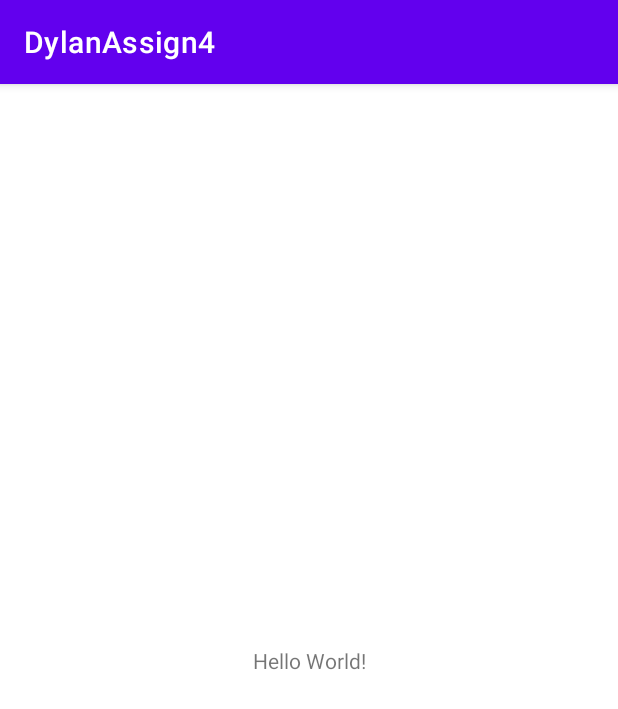
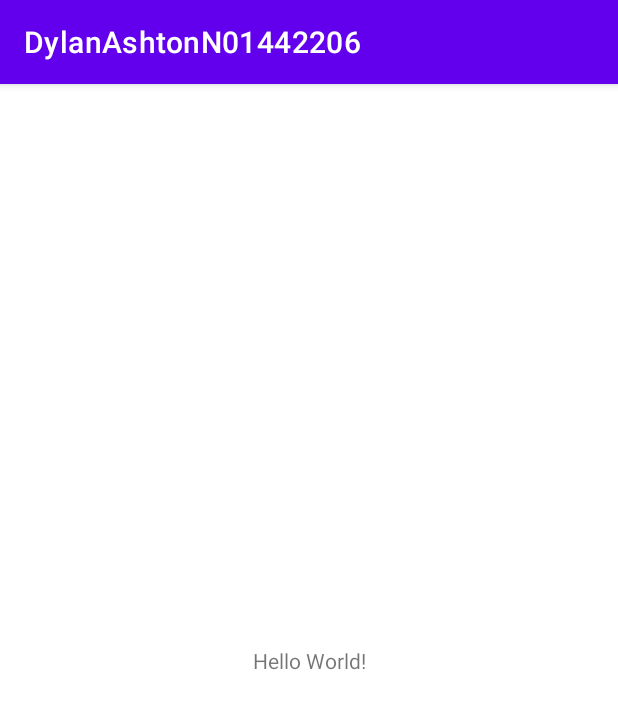
Before and after one commit to DylanAshton2206/DylanAshtonAssign4, an Android app: the screen it shows after launch (DylanActivity), on a phone screen of 412 x 824 dp. Shown: the top 709 px of the screen. Run offline under Robolectric (Android 15) with nearby library versions, the phone set to English and light mode, and no system bars.

```diff
--- a/DylanAssign44/src/main/res/values/strings.xml
+++ b/DylanAssign44/src/main/res/values/strings.xml
@@ -1,3 +1,8 @@
+<!--Dylan Ashton n01442206 -->
 <resources>
-    <string name="app_name">DylanAssign4</string>
+    <string name="app_name">DylanAshtonN01442206</string>
+    <string name="DA2206">DylanAshtonN01442206</string>
+    <string name="soa">Stay on app?</string>
+    <string name="yes">Yes</string>
+    <string name="no">No</string>
 </resources>
```
Also changed, not shown: DylanAssign44/src/main/java/dylan/ashton/n01442206/DylanActivity.java (+20 -0 lines).
